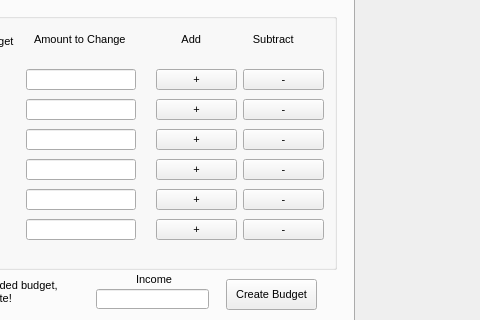
Kbarrera123/StudBudget, file GUI3/GUI3/appdialog.ui: the form before one commit; both pictures show x 186 to 666 and y 156 to 476 of the 1053 by 901 pixel window.
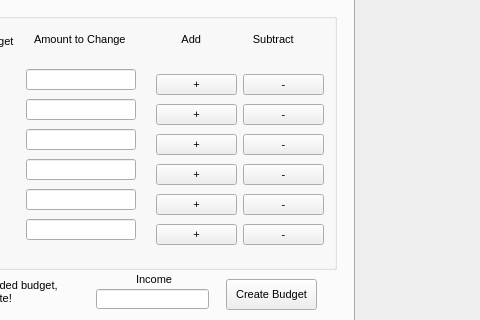
The form after the commit. The open tabs and pages were chosen to show the change. Icons and pictures are not drawn.

```diff
--- a/GUI3/GUI3/appdialog.ui
+++ b/GUI3/GUI3/appdialog.ui
@@ -900,7 +900,7 @@
         <x>320</x>
         <y>70</y>
         <width>168</width>
-        <height>21</height>
+        <height>32</height>
        </rect>
       </property>
       <layout class="QHBoxLayout" name="horizontalLayout_9">
@@ -926,7 +926,7 @@
         <x>320</x>
         <y>100</y>
         <width>168</width>
-        <height>21</height>
+        <height>32</height>
        </rect>
       </property>
       <layout class="QHBoxLayout" name="horizontalLayout_10">
@@ -952,7 +952,7 @@
         <x>320</x>
         <y>130</y>
         <width>168</width>
-        <height>21</height>
+        <height>32</height>
        </rect>
       </property>
       <layout class="QHBoxLayout" name="horizontalLayout_14">
@@ -978,7 +978,7 @@
         <x>320</x>
         <y>160</y>
         <width>168</width>
-        <height>21</height>
+        <height>32</height>
        </rect>
       </property>
       <layout class="QHBoxLayout" name="horizontalLayout_20">
@@ -1004,7 +1004,7 @@
         <x>320</x>
         <y>190</y>
         <width>168</width>
-        <height>21</height>
+        <height>32</height>
        </rect>
       </property>
       <layout class="QHBoxLayout" name="horizontalLayout_27">
@@ -1030,7 +1030,7 @@
         <x>320</x>
         <y>220</y>
         <width>168</width>
-        <height>21</height>
+        <height>32</height>
        </rect>
       </property>
       <layout class="QHBoxLayout" name="horizontalLayout_28">
```
Left out of the diff: 14 changed lines with no effect on the pictures.
